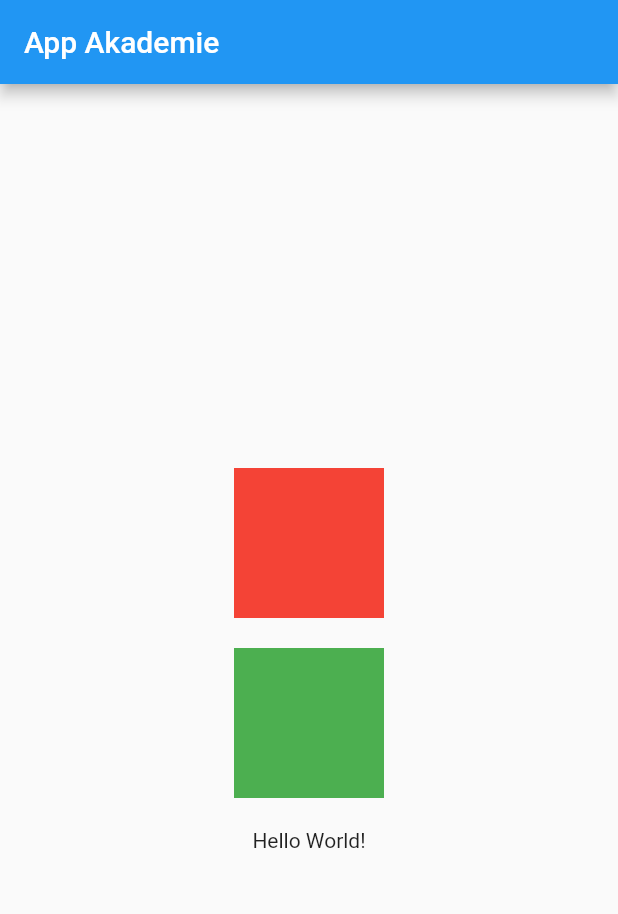
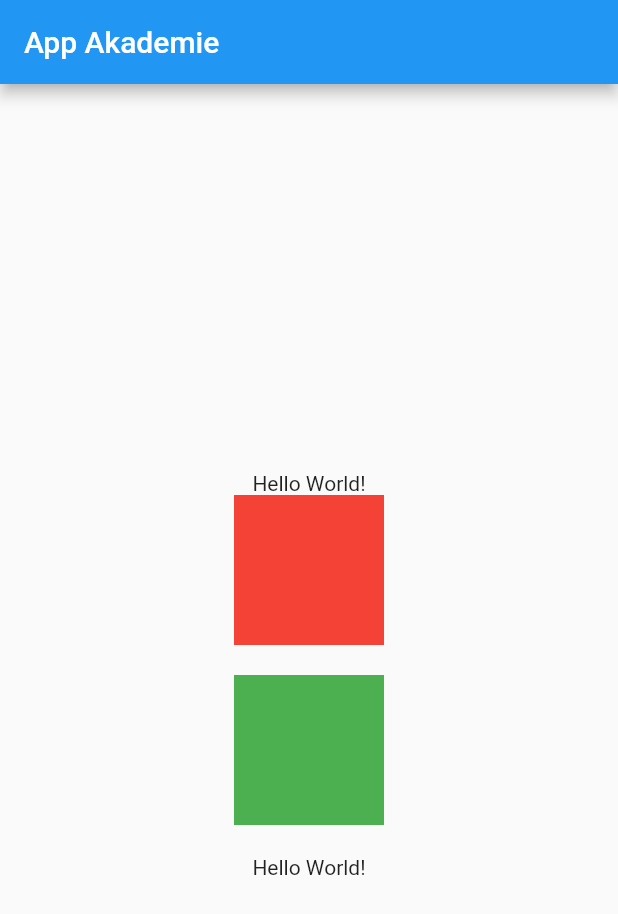
Before and after one commit to RaxoTheOne/batch_app_example1, a Flutter app: the screen it shows after launch, on a phone screen of 412 x 824 dp. Shown: the top 914 px of the screen. Run offline on Flutter 3.47's test engine with Material 2 defaults, Android fonts, the phone set to English and light mode, and no system bars.

Commit message:
Text Position change

```diff
--- a/lib/main.dart
+++ b/lib/main.dart
@@ -34,6 +34,10 @@ class MyHomePage extends StatelessWidget {
         child: Column(
           mainAxisAlignment: MainAxisAlignment.center,
           children: <Widget>[
+            const SizedBox(height: 20),
+            const Text(
+              'Hello World!',
+            ),
             Container(
               width: 100,
               height: 100,
```
